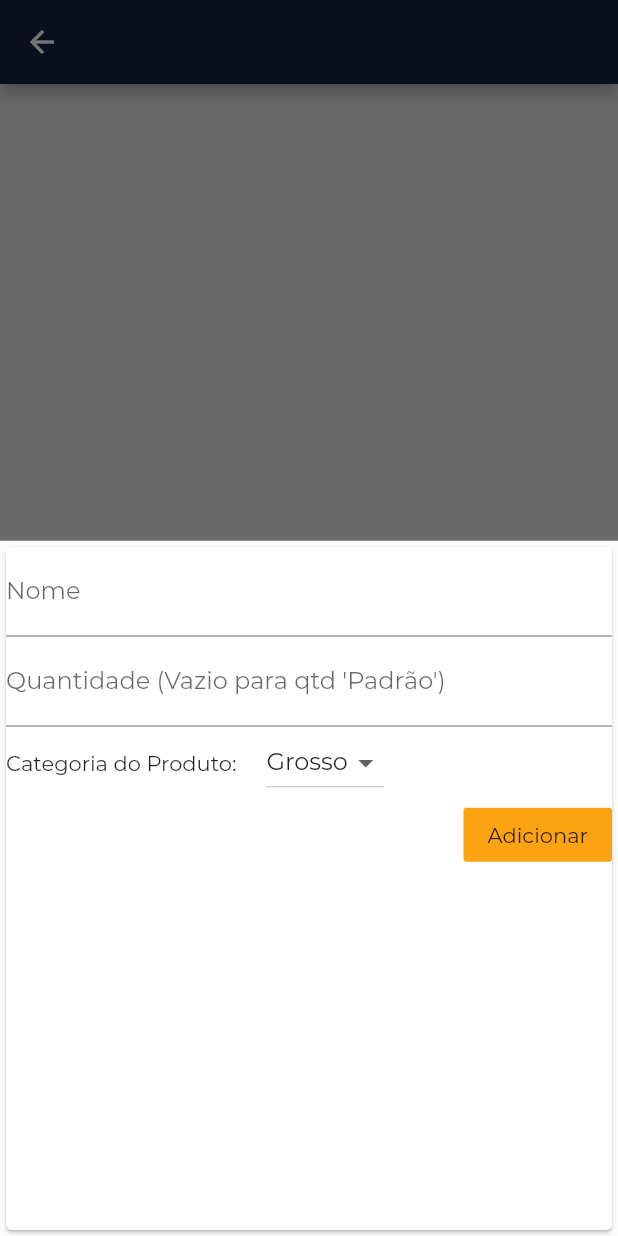
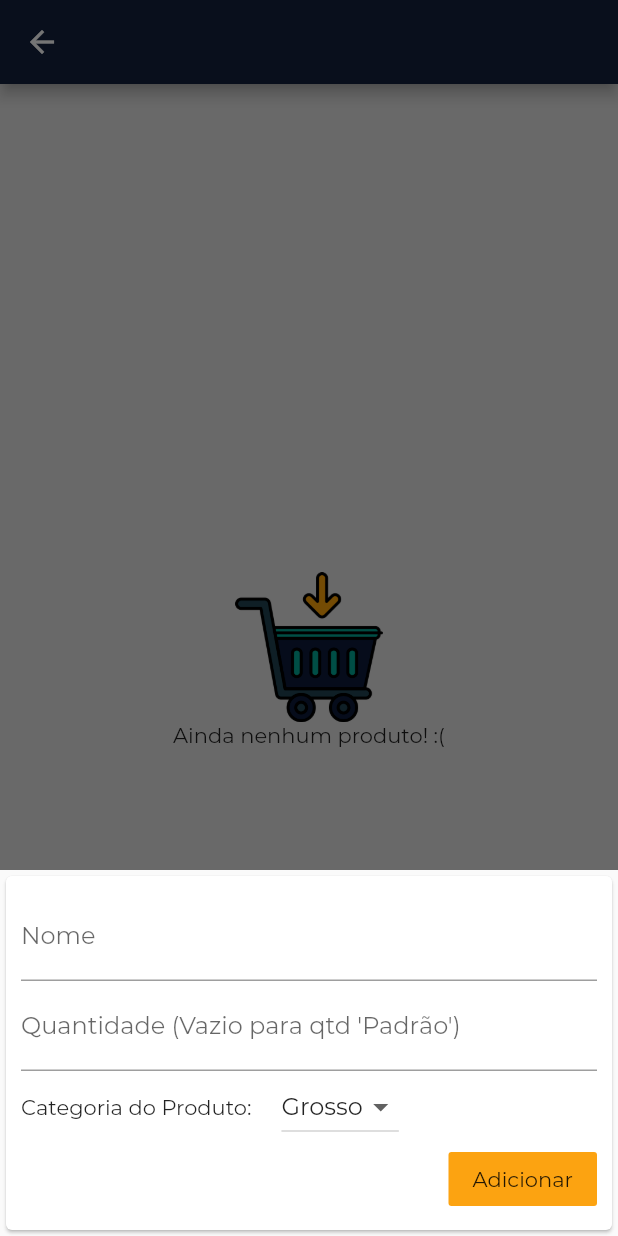
Before and after one commit to owarleysouza/S-Compras, a Flutter app: the Produtos screen opened directly with empty values, after a tap on the "add shopping cart" icon, on a phone screen of 412 x 824 dp. Run offline on Flutter 3.47's test engine with Material 2 defaults, Android fonts, the phone set to English and light mode, and no system bars.

Commit message:
Resolvido questao de teclado ficar sempre encima dos campos do form

```diff
--- a/lib/views/addProduto.dart
+++ b/lib/views/addProduto.dart
@@ -34,7 +34,14 @@ class _AddProdutoState extends State<AddProduto> {
 
   @override
   Widget build(BuildContext context) {
-    return Card(
+    return SingleChildScrollView(
+      child: Card(
+        child: Padding(
+          padding: EdgeInsets.only(
+              top: 10,
+              right: 10,
+              left: 10,
+              bottom: 10 + MediaQuery.of(context).viewInsets.bottom),
           child: Column(
             children: <Widget>[
               TextField(
@@ -83,6 +90,8 @@ class _AddProdutoState extends State<AddProduto> {
               )
             ],
           ),
+        ),
+      ),
     );
   }
 }
```
Also changed, not shown: lib/views/addCompra.dart (+10 -1 lines). Lines whose indentation alone changed are shown as unchanged.
